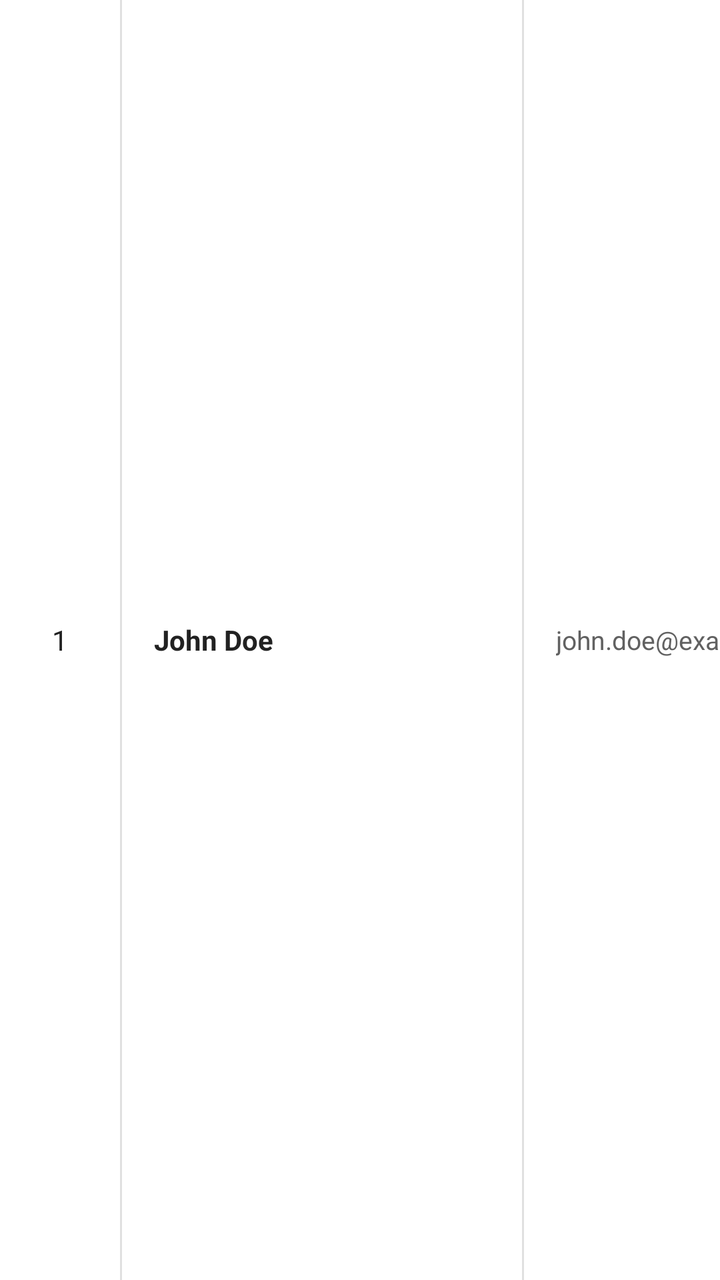
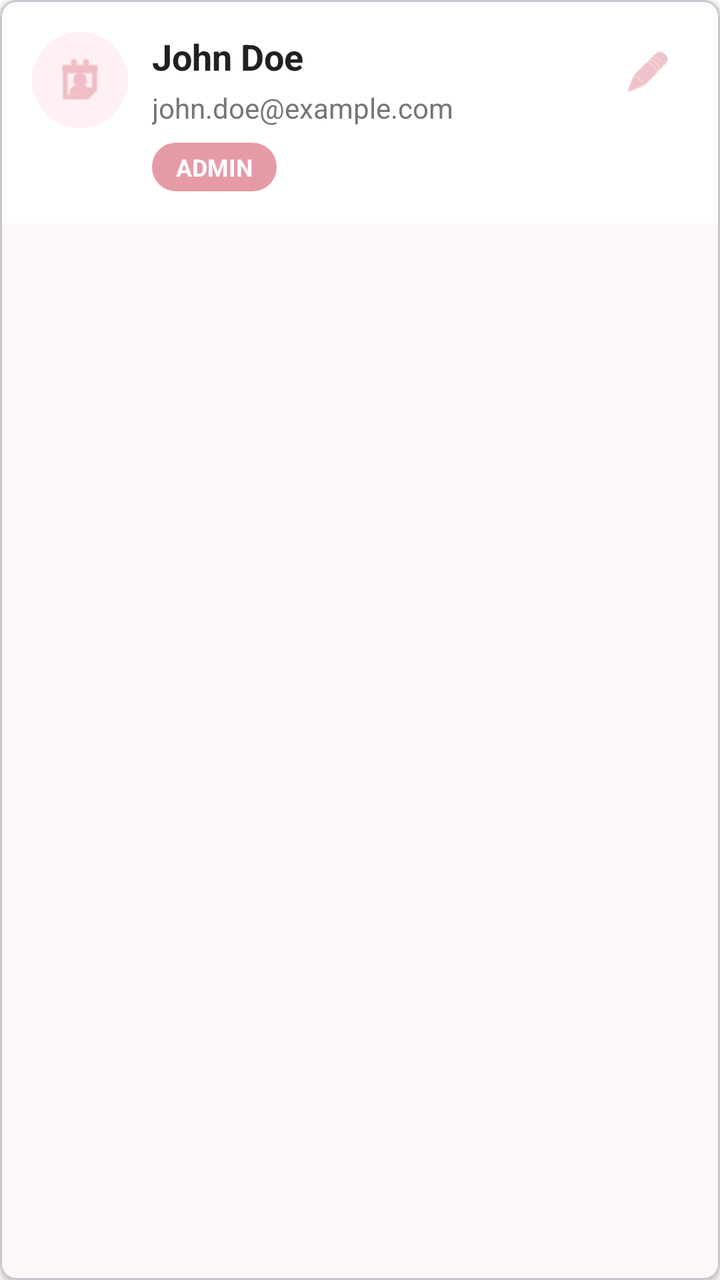

An Android layout rendered at two revisions. The XML below is the earlier revision; the diff shows what the commit changed to produce the second picture.
<!-- AndroidManifest.xml: application theme Theme.SIMPRO -->
<!-- res/layout/item_user.xml -->
<?xml version="1.0" encoding="utf-8"?>
<LinearLayout
    xmlns:android="http://schemas.android.com/apk/res/android"
    xmlns:app="http://schemas.android.com/apk/res-auto"
    android:layout_width="match_parent"
    android:layout_height="wrap_content"
    android:orientation="vertical"
    android:background="?attr/selectableItemBackground">

    
    <LinearLayout
        android:layout_width="match_parent"
        android:layout_height="wrap_content"
        android:orientation="horizontal"
        android:minHeight="56dp"
        android:gravity="center_vertical"
        android:background="#FFFFFF">

        
        <TextView
            android:id="@+id/tvUserNumber"
            android:layout_width="60dp"
            android:layout_height="match_parent"
            android:text="1"
            android:textSize="14sp"
            android:textColor="#212121"
            android:gravity="center"
            android:paddingVertical="12dp"
            android:paddingHorizontal="8dp" />

        
        <View
            android:layout_width="1dp"
            android:layout_height="match_parent"
            android:background="#E0E0E0" />

        
        <TextView
            android:id="@+id/tvUserName"
            android:layout_width="200dp"
            android:layout_height="match_parent"
            android:text="John Doe"
            android:textSize="14sp"
            android:textColor="#212121"
            android:textStyle="bold"
            android:gravity="center_vertical"
            android:paddingVertical="12dp"
            android:paddingStart="16dp"
            android:paddingEnd="8dp"
            android:ellipsize="end"
            android:maxLines="2" />

        
        <View
            android:layout_width="1dp"
            android:layout_height="match_parent"
            android:background="#E0E0E0" />

        
        <TextView
            android:id="@+id/tvUserEmail"
            android:layout_width="250dp"
            android:layout_height="match_parent"
            android:text="john.doe@example.com"
            android:textSize="13sp"
            android:textColor="#616161"
            android:gravity="center_vertical"
            android:paddingVertical="12dp"
            android:paddingStart="16dp"
            android:paddingEnd="8dp"
            android:ellipsize="end"
            android:maxLines="2" />

        
        <View
            android:layout_width="1dp"
            android:layout_height="match_parent"
            android:background="#E0E0E0" />

        
        <FrameLayout
            android:layout_width="150dp"
            android:layout_height="match_parent"
            android:paddingVertical="12dp"
            android:paddingStart="16dp"
            android:paddingEnd="8dp">

            <TextView
                android:id="@+id/tvUserRole"
                android:layout_width="wrap_content"
                android:layout_height="wrap_content"
                android:layout_gravity="center_vertical"
                android:text="Admin"
                android:textSize="12sp"
                android:textColor="#FFFFFF"
                android:textStyle="bold"
                android:background="@drawable/bg_role_badge"
                android:paddingHorizontal="16dp"
                android:paddingVertical="6dp"
                android:textAllCaps="true" />

        </FrameLayout>

        
        <View
            android:layout_width="1dp"
            android:layout_height="match_parent"
            android:background="#E0E0E0" />

        
        <LinearLayout
            android:layout_width="140dp"
            android:layout_height="match_parent"
            android:orientation="horizontal"
            android:gravity="center"
            android:paddingVertical="12dp"
            android:paddingHorizontal="8dp">

            <ImageButton
                android:id="@+id/btnEdit"
                android:layout_width="36dp"
                android:layout_height="36dp"
                android:src="@android:drawable/ic_menu_edit"
                android:background="?attr/selectableItemBackgroundBorderless"
                android:tint="#2196F3"
                android:scaleType="centerInside"
                android:contentDescription="Edit User" />












        </LinearLayout>

    </LinearLayout>

    
    <View
        android:layout_width="match_parent"
        android:layout_height="1dp"
        android:background="#E0E0E0" />

</LinearLayout>
<!-- resources referenced by this layout -->
<resources>
  <!-- drawable bg_role_badge (drawable) -->
  <?xml version="1.0" encoding="utf-8"?>
  <shape xmlns:android="http://schemas.android.com/apk/res/android"
      android:shape="rectangle">
      <solid android:color="#2196F3" />
      <corners android:radius="12dp" />
  </shape>
  <style name="Theme.SIMPRO" parent="Base.Theme.SIMPRO" />
  <style name="Base.Theme.SIMPRO" parent="Theme.Material3.Light.NoActionBar">
          
          <item name="colorPrimary">#E59BA6</item>
          <item name="colorPrimaryContainer">#E59BA6</item>
          <item name="colorOnPrimary">#FFFFFF</item>
  
          
          <item name="android:statusBarColor">#E59BA6</item>
          <item name="android:windowLightStatusBar">true</item>
  
          
  
          
          <item name="android:windowBackground">#FFFFFF</item>
          <item name="colorSurface">#FFFFFF</item>
  
          
          <item name="android:textColor">#333333</item>
      </style>
</resources>

<!-- the commit's change to res/layout/item_user.xml (unified diff, before → after) -->
@@ -1,150 +1,93 @@
 <?xml version="1.0" encoding="utf-8"?>
-<LinearLayout
-    xmlns:android="http://schemas.android.com/apk/res/android"
+<com.google.android.material.card.MaterialCardView xmlns:android="http://schemas.android.com/apk/res/android"
     xmlns:app="http://schemas.android.com/apk/res-auto"
     android:layout_width="match_parent"
     android:layout_height="wrap_content"
-    android:orientation="vertical"
-    android:background="?attr/selectableItemBackground">
+    android:layout_margin="4dp"
+    android:background="@color/white"
+    app:cardElevation="2dp"
+    app:cardCornerRadius="8dp">
 
-    
-    <LinearLayout
+    <androidx.constraintlayout.widget.ConstraintLayout
         android:layout_width="match_parent"
         android:layout_height="wrap_content"
-        android:orientation="horizontal"
-        android:minHeight="56dp"
-        android:gravity="center_vertical"
-        android:background="#FFFFFF">
+        android:background="@color/white"
+        android:padding="16dp">
 
         
-        <TextView
-            android:id="@+id/tvUserNumber"
-            android:layout_width="60dp"
-            android:layout_height="match_parent"
-            android:text="1"
-            android:textSize="14sp"
-            android:textColor="#212121"
-            android:gravity="center"
-            android:paddingVertical="12dp"
-            android:paddingHorizontal="8dp" />
-
-        
-        <View
-            android:layout_width="1dp"
-            android:layout_height="match_parent"
-            android:background="#E0E0E0" />
+        <ImageView
+            android:id="@+id/ivUserAvatar"
+            android:layout_width="48dp"
+            android:layout_height="48dp"
+            android:src="@android:drawable/ic_menu_my_calendar"
+            android:background="@drawable/bg_avatar_circle"
+            android:padding="10dp"
+            app:tint="#E59BA6"
+            app:layout_constraintTop_toTopOf="parent"
+            app:layout_constraintStart_toStartOf="parent" />
 
         
         <TextView
             android:id="@+id/tvUserName"
-            android:layout_width="200dp"
-            android:layout_height="match_parent"
+            android:layout_width="0dp"
+            android:layout_height="wrap_content"
             android:text="John Doe"
-            android:textSize="14sp"
+            android:textSize="18sp"
+            android:textStyle="bold"
             android:textColor="#212121"
-            android:textStyle="bold"
-            android:gravity="center_vertical"
-            android:paddingVertical="12dp"
-            android:paddingStart="16dp"
-            android:paddingEnd="8dp"
+            android:layout_marginStart="12dp"
             android:ellipsize="end"
-            android:maxLines="2" />
-
-        
-        <View
-            android:layout_width="1dp"
-            android:layout_height="match_parent"
-            android:background="#E0E0E0" />
+            android:maxLines="1"
+            app:layout_constraintTop_toTopOf="@id/ivUserAvatar"
+            app:layout_constraintStart_toEndOf="@id/ivUserAvatar"
+            app:layout_constraintEnd_toStartOf="@id/ivEdit" />
 
         
         <TextView
             android:id="@+id/tvUserEmail"
-            android:layout_width="250dp"
-            android:layout_height="match_parent"
+            android:layout_width="0dp"
+            android:layout_height="wrap_content"
             android:text="john.doe@example.com"
-            android:textSize="13sp"
-            android:textColor="#616161"
-            android:gravity="center_vertical"
-            android:paddingVertical="12dp"
-            android:paddingStart="16dp"
-            android:paddingEnd="8dp"
+            android:textSize="14sp"
+            android:textColor="#757575"
+            android:layout_marginStart="12dp"
+            android:layout_marginTop="4dp"
             android:ellipsize="end"
-            android:maxLines="2" />
+            android:maxLines="1"
+            app:layout_constraintTop_toBottomOf="@id/tvUserName"
+            app:layout_constraintStart_toEndOf="@id/ivUserAvatar"
+            app:layout_constraintEnd_toStartOf="@id/ivEdit" />
 
         
-        <View
-            android:layout_width="1dp"
-            android:layout_height="match_parent"
-            android:background="#E0E0E0" />
+        <TextView
+            android:id="@+id/tvUserRole"
+            android:layout_width="wrap_content"
+            android:layout_height="wrap_content"
+            android:text="ADMIN"
+            android:textSize="12sp"
+            android:textColor="#FFFFFF"
+            android:textStyle="bold"
+            android:background="@drawable/bg_role_badge"
+            android:paddingHorizontal="12dp"
+            android:paddingVertical="4dp"
+            android:layout_marginStart="12dp"
+            android:layout_marginTop="8dp"
+            app:layout_constraintTop_toBottomOf="@id/tvUserEmail"
+            app:layout_constraintStart_toEndOf="@id/ivUserAvatar" />
 
         
-        <FrameLayout
-            android:layout_width="150dp"
-            android:layout_height="match_parent"
-            android:paddingVertical="12dp"
-            android:paddingStart="16dp"
-            android:paddingEnd="8dp">
+        <ImageView
+            android:id="@+id/ivEdit"
+            android:layout_width="40dp"
+            android:layout_height="40dp"
+            android:src="@android:drawable/ic_menu_edit"
+            android:padding="8dp"
+            android:background="?attr/selectableItemBackgroundBorderless"
+            android:contentDescription="Edit"
+            app:tint="#E59BA6"
+            app:layout_constraintTop_toTopOf="parent"
+            app:layout_constraintEnd_toEndOf="parent" />
 
-            <TextView
-                android:id="@+id/tvUserRole"
-                android:layout_width="wrap_content"
-                android:layout_height="wrap_content"
-                android:layout_gravity="center_vertical"
-                android:text="Admin"
-                android:textSize="12sp"
-                android:textColor="#FFFFFF"
-                android:textStyle="bold"
-                android:background="@drawable/bg_role_badge"
-                android:paddingHorizontal="16dp"
-                android:paddingVertical="6dp"
-                android:textAllCaps="true" />
+    </androidx.constraintlayout.widget.ConstraintLayout>
 
-        </FrameLayout>
-
-        
-        <View
-            android:layout_width="1dp"
-            android:layout_height="match_parent"
-            android:background="#E0E0E0" />
-
-        
-        <LinearLayout
-            android:layout_width="140dp"
-            android:layout_height="match_parent"
-            android:orientation="horizontal"
-            android:gravity="center"
-            android:paddingVertical="12dp"
-            android:paddingHorizontal="8dp">
-
-            <ImageButton
-                android:id="@+id/btnEdit"
-                android:layout_width="36dp"
-                android:layout_height="36dp"
-                android:src="@android:drawable/ic_menu_edit"
-                android:background="?attr/selectableItemBackgroundBorderless"
-                android:tint="#2196F3"
-                android:scaleType="centerInside"
-                android:contentDescription="Edit User" />
-
-
-
-
-
-
-
-
-
-
-
-
-        </LinearLayout>
-
-    </LinearLayout>
-
-    
-    <View
-        android:layout_width="match_parent"
-        android:layout_height="1dp"
-        android:background="#E0E0E0" />
-
-</LinearLayout>
+</com.google.android.material.card.MaterialCardView>
<!-- resource entries referenced after the edit -->
@@ -1,10 +1,20 @@
 <!-- resources referenced by this layout -->
 <resources>
+  <color name="white">#FFFFFFFF</color>
+  <!-- drawable bg_avatar_circle (drawable) -->
+  <?xml version="1.0" encoding="utf-8"?>
+  <shape xmlns:android="http://schemas.android.com/apk/res/android"
+      android:shape="oval">
+      <solid android:color="#FFF0F3" />
+      <size
+          android:width="48dp"
+          android:height="48dp" />
+  </shape>
   <!-- drawable bg_role_badge (drawable) -->
   <?xml version="1.0" encoding="utf-8"?>
   <shape xmlns:android="http://schemas.android.com/apk/res/android"
       android:shape="rectangle">
-      <solid android:color="#2196F3" />
+      <solid android:color="#E59BA6" />
       <corners android:radius="12dp" />
   </shape>
   <style name="Theme.SIMPRO" parent="Base.Theme.SIMPRO" />
